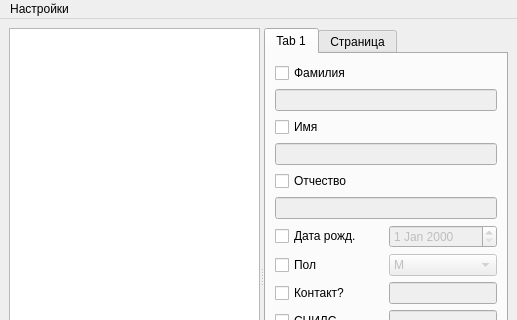
Qt form form/ui_main_form.ui (glooer/diploma) before a commit; both pictures show x 0 to 517 and y 0 to 320 of the 517 by 555 pixel window.
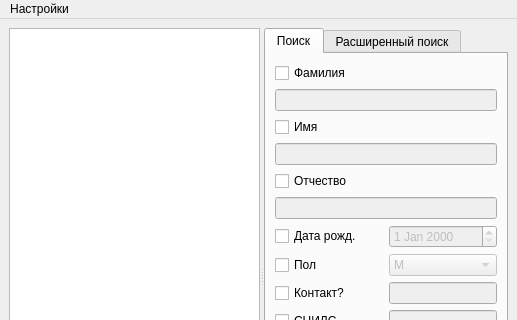
The same form after that commit.

```diff
--- a/form/ui_main_form.ui
+++ b/form/ui_main_form.ui
@@ -79,7 +79,7 @@
         <bool>false</bool>
        </attribute>
       </widget>
-      <widget class="QWidget" name="">
+      <widget class="QWidget" name="layoutWidget">
        <layout class="QVBoxLayout" name="verticalLayout">
         <item>
          <widget class="QTabWidget" name="tabWidget">
@@ -106,7 +106,7 @@
             </sizepolicy>
            </property>
            <attribute name="title">
-            <string>Tab 1</string>
+            <string>Поиск</string>
            </attribute>
            <layout class="QGridLayout" name="gridLayout_2">
             <item row="0" column="0" colspan="2">
@@ -326,7 +326,7 @@
           </widget>
           <widget class="QWidget" name="tab_2">
            <attribute name="title">
-            <string>Страница</string>
+            <string>Расширенный поиск</string>
            </attribute>
           </widget>
          </widget>
```
